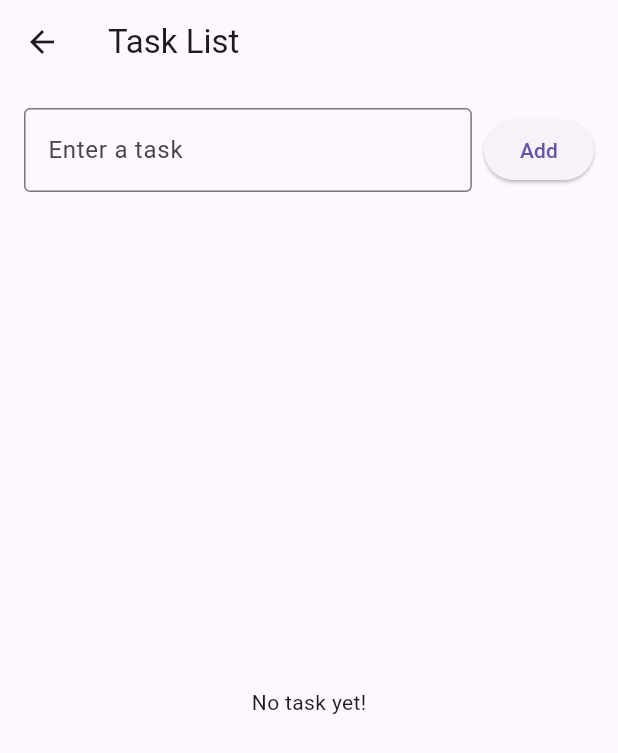
After one commit to joshnwosu/flutter-examples, a Flutter app: the TaskListPage screen opened by its route, on a phone screen of 412 x 824 dp. The commit adds this screen. Shown: the top 753 px of the screen. Run offline on Flutter 3.47's test engine with Material 3 defaults, Android fonts, the phone set to English and light mode, and no system bars.

Commit message:
some updates

```diff
--- a/lib/main.dart
+++ b/lib/main.dart
@@ -8,6 +8,7 @@ import 'pages/dynamic_cards_grid_page.dart';
 import 'pages/sliders_page.dart';
 import 'pages/checkboxes_page.dart';
 import 'pages/radio_buttons_page.dart';
+import 'pages/task_list_page.dart';
 
 void main() {
   runApp(const MainApp());
@@ -31,6 +32,7 @@ class MainApp extends StatelessWidget {
         '/sliders': (context) => const SlidersPage(),
         '/checkboxes': (context) => const CheckboxesPage(),
         '/radio_buttons': (context) => const RadioButtonsPage(),
+        '/task_list': (context) => const TaskListPage(),
       },
     );
   }
--- a/lib/pages/home_page.dart
+++ b/lib/pages/home_page.dart
@@ -12,6 +12,7 @@ class HomePage extends StatelessWidget {
     {'title': "Sliders", 'route': "/sliders"},
     {'title': "Checkboxes", 'route': "/checkboxes"},
     {'title': "Radio Buttons", 'route': "/radio_buttons"},
+    {'title': "Task List", 'route': "/task_list"},
   ];
 
   @override
--- /dev/null
+++ b/lib/pages/task_list_page.dart
@@ -0,0 +1,110 @@
+import 'package:flutter/material.dart';
+
+class TaskListPage extends StatefulWidget {
+  const TaskListPage({super.key});
+
+  @override
+  State<TaskListPage> createState() => _TaskListPageState();
+}
+
+class _TaskListPageState extends State<TaskListPage> {
+  final TextEditingController _taskController = TextEditingController();
+  final List<Map<String, dynamic>> _tasks = []; // List to store tasks
+
+  void _addTask() {
+    if (_taskController.text.trim().isNotEmpty) {
+      setState(() {
+        _tasks.add({'title': _taskController.text.trim(), 'completed': false});
+
+        _taskController.clear();
+      });
+    }
+  }
+
+  void _toggleTask(int value) {
+    setState(() {
+      _tasks[value]['completed'] = !_tasks[value]['completed'];
+    });
+  }
+
+  void _deleteTask(int index) {
+    setState(() {
+      _tasks.removeAt(index);
+    });
+  }
+
+  @override
+  void dispose() {
+    _taskController.dispose();
+    super.dispose();
+  }
+
+  @override
+  Widget build(BuildContext context) {
+    return Scaffold(
+      appBar: AppBar(title: const Text('Task List')),
+      body: Padding(
+        padding: const EdgeInsets.all(16),
+        child: Column(
+          children: [
+            Row(
+              children: [
+                Expanded(
+                  child: TextField(
+                    controller: _taskController,
+                    decoration: const InputDecoration(
+                      labelText: 'Enter a task',
+                      border: OutlineInputBorder(),
+                    ),
+                    onSubmitted: (_) => _addTask(),
+                  ),
+                ),
+                const SizedBox(width: 8),
+                ElevatedButton(onPressed: _addTask, child: const Text('Add')),
+              ],
+            ),
+            Expanded(
+              child:
+                  _tasks.isEmpty
+                      ? const Center(child: Text('No task yet!'))
+                      : ListView.builder(
+                        itemCount: _tasks.length,
+                        itemBuilder: (context, index) {
+                          return Card(
+                            elevation: 2,
+                            margin: const EdgeInsets.symmetric(vertical: 4),
+                            child: ListTile(
+                              leading: Checkbox(
+                                value: _tasks[index]['completed'],
+                                onChanged: (bool? value) {
+                                  _toggleTask(index);
+                                },
+                                activeColor: Colors.green,
+                              ),
+                              title: Text(
+                                _tasks[index]['title'],
+                                style: TextStyle(
+                                  decoration:
+                                      _tasks[index]['completed']
+                                          ? TextDecoration.lineThrough
+                                          : TextDecoration.none,
+                                ),
+                              ),
+                              trailing: IconButton(
+                                onPressed: () => _deleteTask(index),
+                                icon: const Icon(
+                                  Icons.delete,
+                                  color: Colors.red,
+                                ),
+                              ),
+                            ),
+                          );
+                        },
+                      ),
+            ),
+          ],
+        ),
+      ),
+    );
+  }
+}
```
